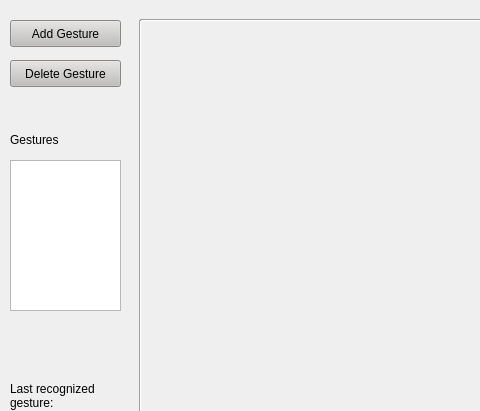
Before: the Qt Designer form gesture.ui in ITT-21SS-UR/assignment9-cm2, drawn with Qt 5; both pictures show x 0 to 480 and y 0 to 411 of the 749 by 551 pixel window.
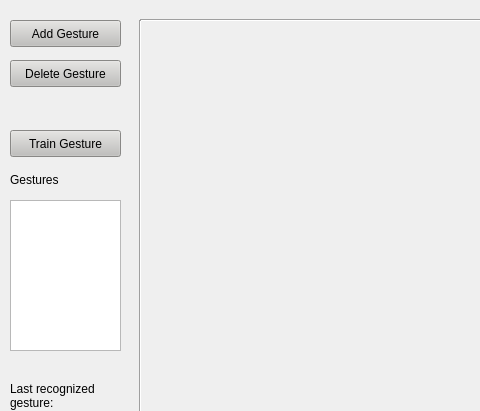
After: the same form once the commit is applied.

Commit message: Add train button

```diff
--- a/gesture.ui
+++ b/gesture.ui
@@ -117,7 +117,7 @@
    <property name="geometry">
     <rect>
      <x>10</x>
-     <y>160</y>
+     <y>200</y>
      <width>111</width>
      <height>151</height>
     </rect>
@@ -127,7 +127,7 @@
    <property name="geometry">
     <rect>
      <x>10</x>
-     <y>130</y>
+     <y>170</y>
      <width>67</width>
      <height>19</height>
     </rect>
@@ -197,6 +197,22 @@
     <string>Delete Gesture</string>
    </property>
   </widget>
+  <widget class="QPushButton" name="trainButton">
+   <property name="geometry">
+    <rect>
+     <x>10</x>
+     <y>130</y>
+     <width>111</width>
+     <height>27</height>
+    </rect>
+   </property>
+   <property name="styleSheet">
+    <string notr="true">background-color: rgb(192, 191, 188)</string>
+   </property>
+   <property name="text">
+    <string>Train Gesture</string>
+   </property>
+  </widget>
  </widget>
  <resources/>
  <connections/>
```
The commit also changes 1 other file.
